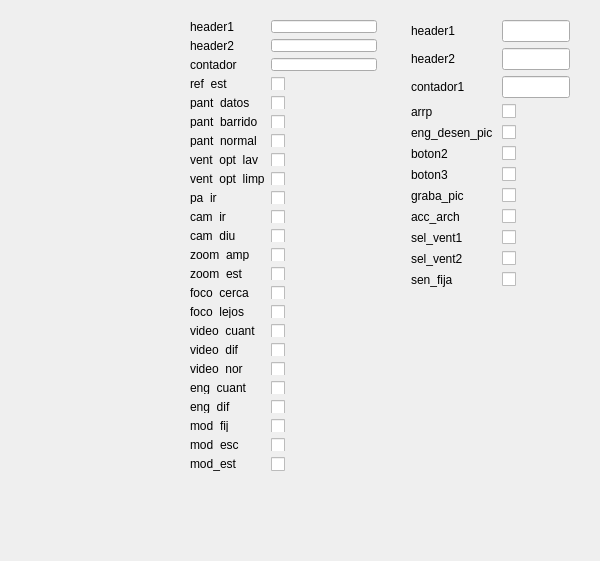
miglesias91/consola-seon, file simulador-comu/simuladorcomu.ui: the form before one commit.
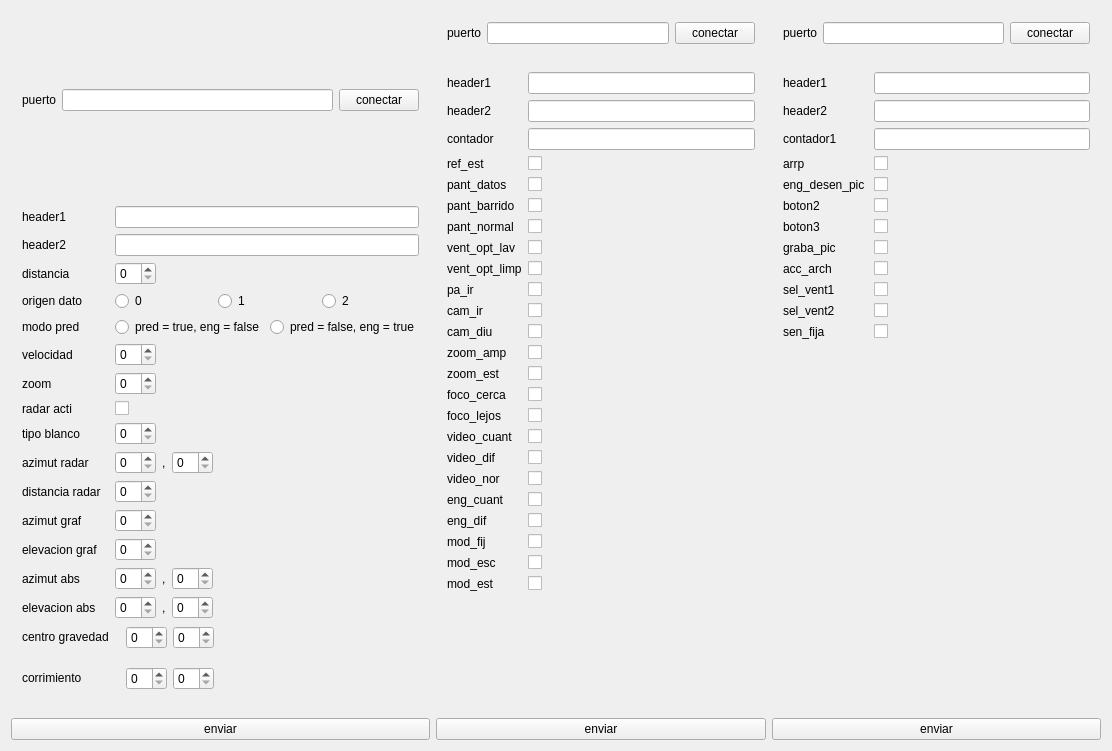
The form after the commit.

Commit message: cambios disenio simuladorcomu

Diff of the .ui file:
```diff
--- a/simulador-comu/simuladorcomu.ui
+++ b/simulador-comu/simuladorcomu.ui
@@ -6,33 +6,588 @@
    <rect>
     <x>0</x>
     <y>0</y>
-    <width>600</width>
-    <height>561</height>
+    <width>1112</width>
+    <height>751</height>
    </rect>
   </property>
   <property name="windowTitle">
    <string>simuladorcomu</string>
   </property>
-  <widget class="QWidget" name="formLayoutWidget">
-   <property name="geometry">
-    <rect>
-     <x>10</x>
-     <y>10</y>
-     <width>160</width>
-     <height>80</height>
-    </rect>
-   </property>
-   <layout class="QFormLayout" name="from_seon"/>
-  </widget>
-  <widget class="QWidget" name="">
-   <property name="geometry">
-    <rect>
-     <x>179</x>
-     <y>9</y>
-     <width>209</width>
-     <height>473</height>
-    </rect>
-   </property>
+  <layout class="QHBoxLayout" name="horizontalLayout_11">
+   <item>
+    <layout class="QVBoxLayout" name="verticalLayout">
+     <item>
+      <widget class="QWidget" name="widget_puerto_seon" native="true">
+       <layout class="QHBoxLayout" name="horizontalLayout_8">
+        <item>
+         <widget class="QLabel" name="label_3">
+          <property name="text">
+           <string>puerto</string>
+          </property>
+         </widget>
+        </item>
+        <item>
+         <widget class="QLineEdit" name="lineedit_puerto_seon"/>
+        </item>
+        <item>
+         <widget class="QPushButton" name="btn_conectar_seon">
+          <property name="text">
+           <string>conectar</string>
+          </property>
+         </widget>
+        </item>
+       </layout>
+      </widget>
+     </item>
+     <item>
+      <widget class="QWidget" name="form_seon" native="true">
+       <layout class="QFormLayout" name="from_seon">
+        <item row="1" column="0">
+         <widget class="QLabel" name="lbl_header1_seon">
+          <property name="text">
+           <string>header1</string>
+          </property>
+         </widget>
+        </item>
+        <item row="1" column="1">
+         <widget class="QLineEdit" name="lineedit_header1_seon"/>
+        </item>
+        <item row="2" column="0">
+         <widget class="QLabel" name="lbl_header_seon">
+          <property name="text">
+           <string>header2</string>
+          </property>
+         </widget>
+        </item>
+        <item row="2" column="1">
+         <widget class="QLineEdit" name="lineedit_header2_seon"/>
+        </item>
+        <item row="3" column="0">
+         <widget class="QLabel" name="lbl_distancia">
+          <property name="text">
+           <string>distancia</string>
+          </property>
+         </widget>
+        </item>
+        <item row="4" column="0">
+         <widget class="QLabel" name="lbl_origen_dato">
+          <property name="text">
+           <string>origen dato</string>
+          </property>
+         </widget>
+        </item>
+        <item row="5" column="0">
+         <widget class="QLabel" name="lbl_modo_pred">
+          <property name="text">
+           <string>modo pred</string>
+          </property>
+         </widget>
+        </item>
+        <item row="6" column="0">
+         <widget class="QLabel" name="lbl_velocidad">
+          <property name="text">
+           <string>velocidad</string>
+          </property>
+         </widget>
+        </item>
+        <item row="7" column="0">
+         <widget class="QLabel" name="lbl_zoom">
+          <property name="text">
+           <string>zoom</string>
+          </property>
+         </widget>
+        </item>
+        <item row="9" column="0">
+         <widget class="QLabel" name="lbl_header2_seon">
+          <property name="text">
+           <string>tipo blanco</string>
+          </property>
+         </widget>
+        </item>
+        <item row="10" column="0">
+         <widget class="QLabel" name="lbl_azimut_radar">
+          <property name="text">
+           <string>azimut radar</string>
+          </property>
+         </widget>
+        </item>
+        <item row="11" column="0">
+         <widget class="QLabel" name="lbl_dist_radar">
+          <property name="text">
+           <string>distancia radar</string>
+          </property>
+         </widget>
+        </item>
+        <item row="12" column="0">
+         <widget class="QLabel" name="lbl_azimut_graf">
+          <property name="text">
+           <string>azimut graf</string>
+          </property>
+         </widget>
+        </item>
+        <item row="13" column="0">
+         <widget class="QLabel" name="lbl_elevacion_graf">
+          <property name="text">
+           <string>elevacion graf</string>
+          </property>
+         </widget>
+        </item>
+        <item row="14" column="0">
+         <widget class="QLabel" name="lbl_azimut_abs">
+          <property name="text">
+           <string>azimut abs</string>
+          </property>
+         </widget>
+        </item>
+        <item row="15" column="0">
+         <widget class="QLabel" name="lbl_elevacion_abs">
+          <property name="text">
+           <string>elevacion abs</string>
+          </property>
+         </widget>
+        </item>
+        <item row="16" column="0">
+         <widget class="QLabel" name="lbl_centro_grav">
+          <property name="text">
+           <string>centro gravedad</string>
+          </property>
+         </widget>
+        </item>
+        <item row="17" column="0">
+         <widget class="QLabel" name="lbl_corrimiento">
+          <property name="text">
+           <string>corrimiento</string>
+          </property>
+         </widget>
+        </item>
+        <item row="15" column="1">
+         <widget class="QWidget" name="horizontalWidget_3" native="true">
+          <property name="sizePolicy">
+           <sizepolicy hsizetype="Maximum" vsizetype="Preferred">
+            <horstretch>0</horstretch>
+            <verstretch>0</verstretch>
+           </sizepolicy>
+          </property>
+          <property name="layoutDirection">
+           <enum>Qt::LeftToRight</enum>
+          </property>
+          <layout class="QHBoxLayout" name="horizontalLayout_3">
+           <property name="leftMargin">
+            <number>0</number>
+           </property>
+           <property name="topMargin">
+            <number>0</number>
+           </property>
+           <property name="rightMargin">
+            <number>0</number>
+           </property>
+           <property name="bottomMargin">
+            <number>0</number>
+           </property>
+           <item>
+            <widget class="QSpinBox" name="spin_elevacion_abs_entero">
+             <property name="sizePolicy">
+              <sizepolicy hsizetype="Maximum" vsizetype="Fixed">
+               <horstretch>0</horstretch>
+               <verstretch>0</verstretch>
+              </sizepolicy>
+             </property>
+            </widget>
+           </item>
+           <item>
+            <widget class="QLabel" name="label">
+             <property name="sizePolicy">
+              <sizepolicy hsizetype="Maximum" vsizetype="Preferred">
+               <horstretch>0</horstretch>
+               <verstretch>0</verstretch>
+              </sizepolicy>
+             </property>
+             <property name="text">
+              <string>,</string>
+             </property>
+            </widget>
+           </item>
+           <item>
+            <widget class="QSpinBox" name="spin_elevacion_abs_decimal">
+             <property name="sizePolicy">
+              <sizepolicy hsizetype="Maximum" vsizetype="Fixed">
+               <horstretch>0</horstretch>
+               <verstretch>0</verstretch>
+              </sizepolicy>
+             </property>
+            </widget>
+           </item>
+          </layout>
+         </widget>
+        </item>
+        <item row="16" column="1">
+         <widget class="QWidget" name="horizontalWidget_2" native="true">
+          <property name="sizePolicy">
+           <sizepolicy hsizetype="Maximum" vsizetype="Preferred">
+            <horstretch>0</horstretch>
+            <verstretch>0</verstretch>
+           </sizepolicy>
+          </property>
+          <layout class="QHBoxLayout" name="horizontalLayout_2">
+           <property name="topMargin">
+            <number>1</number>
+           </property>
+           <property name="rightMargin">
+            <number>1</number>
+           </property>
+           <item>
+            <widget class="QSpinBox" name="spin_centro_gravedad_x">
+             <property name="sizePolicy">
+              <sizepolicy hsizetype="Maximum" vsizetype="Fixed">
+               <horstretch>0</horstretch>
+               <verstretch>0</verstretch>
+              </sizepolicy>
+             </property>
+            </widget>
+           </item>
+           <item>
+            <widget class="QSpinBox" name="spin_centro_gravedad_y">
+             <property name="sizePolicy">
+              <sizepolicy hsizetype="Maximum" vsizetype="Fixed">
+               <horstretch>0</horstretch>
+               <verstretch>0</verstretch>
+              </sizepolicy>
+             </property>
+            </widget>
+           </item>
+          </layout>
+         </widget>
+        </item>
+        <item row="17" column="1">
+         <widget class="QWidget" name="horizontalWidget" native="true">
+          <property name="sizePolicy">
+           <sizepolicy hsizetype="Maximum" vsizetype="Preferred">
+            <horstretch>0</horstretch>
+            <verstretch>0</verstretch>
+           </sizepolicy>
+          </property>
+          <layout class="QHBoxLayout" name="horizontalLayout">
+           <property name="topMargin">
+            <number>1</number>
+           </property>
+           <property name="rightMargin">
+            <number>1</number>
+           </property>
+           <item>
+            <widget class="QSpinBox" name="spin_corrimiento_x">
+             <property name="sizePolicy">
+              <sizepolicy hsizetype="Maximum" vsizetype="Fixed">
+               <horstretch>0</horstretch>
+               <verstretch>0</verstretch>
+              </sizepolicy>
+             </property>
+            </widget>
+           </item>
+           <item>
+            <widget class="QSpinBox" name="spin_corrimiento_y">
+             <property name="sizePolicy">
+              <sizepolicy hsizetype="Maximum" vsizetype="Fixed">
+               <horstretch>0</horstretch>
+               <verstretch>0</verstretch>
+              </sizepolicy>
+             </property>
+            </widget>
+           </item>
+          </layout>
+         </widget>
+        </item>
+        <item row="14" column="1">
+         <widget class="QWidget" name="horizontalWidget_4" native="true">
+          <property name="sizePolicy">
+           <sizepolicy hsizetype="Maximum" vsizetype="Preferred">
+            <horstretch>0</horstretch>
+            <verstretch>0</verstretch>
+           </sizepolicy>
+          </property>
+          <property name="layoutDirection">
+           <enum>Qt::LeftToRight</enum>
+          </property>
+          <layout class="QHBoxLayout" name="horizontalLayout_4">
+           <property name="leftMargin">
+            <number>0</number>
+           </property>
+           <property name="topMargin">
+            <number>0</number>
+           </property>
+           <property name="rightMargin">
+            <number>0</number>
+           </property>
+           <property name="bottomMargin">
+            <number>0</number>
+           </property>
+           <item>
+            <widget class="QSpinBox" name="spin_azimut_abs_entero">
+             <property name="sizePolicy">
+              <sizepolicy hsizetype="Maximum" vsizetype="Fixed">
+               <horstretch>0</horstretch>
+               <verstretch>0</verstretch>
+              </sizepolicy>
+             </property>
+            </widget>
+           </item>
+           <item>
+            <widget class="QLabel" name="label_2">
+             <property name="sizePolicy">
+              <sizepolicy hsizetype="Maximum" vsizetype="Preferred">
+               <horstretch>0</horstretch>
+               <verstretch>0</verstretch>
+              </sizepolicy>
+             </property>
+             <property name="text">
+              <string>,</string>
+             </property>
+            </widget>
+           </item>
+           <item>
+            <widget class="QSpinBox" name="spin_azimut_abs_decimal">
+             <property name="sizePolicy">
+              <sizepolicy hsizetype="Maximum" vsizetype="Fixed">
+               <horstretch>0</horstretch>
+               <verstretch>0</verstretch>
+              </sizepolicy>
+             </property>
+            </widget>
+           </item>
+          </layout>
+         </widget>
+        </item>
+        <item row="10" column="1">
+         <widget class="QWidget" name="horizontalWidget_6" native="true">
+          <property name="sizePolicy">
+           <sizepolicy hsizetype="Maximum" vsizetype="Preferred">
+            <horstretch>0</horstretch>
+            <verstretch>0</verstretch>
+           </sizepolicy>
+          </property>
+          <property name="layoutDirection">
+           <enum>Qt::LeftToRight</enum>
+          </property>
+          <layout class="QHBoxLayout" name="horizontalLayout_6">
+           <property name="leftMargin">
+            <number>0</number>
+           </property>
+           <property name="topMargin">
+            <number>0</number>
+           </property>
+           <property name="rightMargin">
+            <number>0</number>
+           </property>
+           <property name="bottomMargin">
+            <number>0</number>
+           </property>
+           <item>
+            <widget class="QSpinBox" name="spin_azimut_radar_entero">
+             <property name="sizePolicy">
+              <sizepolicy hsizetype="Maximum" vsizetype="Fixed">
+               <horstretch>0</horstretch>
+               <verstretch>0</verstretch>
+              </sizepolicy>
+             </property>
+            </widget>
+           </item>
+           <item>
+            <widget class="QLabel" name="label_4">
+             <property name="sizePolicy">
+              <sizepolicy hsizetype="Maximum" vsizetype="Preferred">
+               <horstretch>0</horstretch>
+               <verstretch>0</verstretch>
+              </sizepolicy>
+             </property>
+             <property name="text">
+              <string>,</string>
+             </property>
+            </widget>
+           </item>
+           <item>
+            <widget class="QSpinBox" name="spin_azimut_radar_decimal">
+             <property name="sizePolicy">
+              <sizepolicy hsizetype="Maximum" vsizetype="Fixed">
+               <horstretch>0</horstretch>
+               <verstretch>0</verstretch>
+              </sizepolicy>
+             </property>
+            </widget>
+           </item>
+          </layout>
+         </widget>
+        </item>
+        <item row="11" column="1">
+         <widget class="QSpinBox" name="spin_distancia_radar">
+          <property name="sizePolicy">
+           <sizepolicy hsizetype="Maximum" vsizetype="Fixed">
+            <horstretch>0</horstretch>
+            <verstretch>0</verstretch>
+           </sizepolicy>
+          </property>
+         </widget>
+        </item>
+        <item row="12" column="1">
+         <widget class="QSpinBox" name="spin_azimut_graf">
+          <property name="sizePolicy">
+           <sizepolicy hsizetype="Maximum" vsizetype="Fixed">
+            <horstretch>0</horstretch>
+            <verstretch>0</verstretch>
+           </sizepolicy>
+          </property>
+         </widget>
+        </item>
+        <item row="13" column="1">
+         <widget class="QSpinBox" name="spin_elevacion_graf">
+          <property name="sizePolicy">
+           <sizepolicy hsizetype="Maximum" vsizetype="Fixed">
+            <horstretch>0</horstretch>
+            <verstretch>0</verstretch>
+           </sizepolicy>
+          </property>
+         </widget>
+        </item>
+        <item row="9" column="1">
+         <widget class="QSpinBox" name="spin_tipo_blanco">
+          <property name="sizePolicy">
+           <sizepolicy hsizetype="Maximum" vsizetype="Fixed">
+            <horstretch>0</horstretch>
+            <verstretch>0</verstretch>
+           </sizepolicy>
+          </property>
+         </widget>
+        </item>
+        <item row="8" column="0">
+         <widget class="QLabel" name="lbl_radar_act">
+          <property name="text">
+           <string>radar acti</string>
+          </property>
+         </widget>
+        </item>
+        <item row="8" column="1">
+         <widget class="QCheckBox" name="checkbox_radar_acti">
+          <property name="text">
+           <string/>
+          </property>
+         </widget>
+        </item>
+        <item row="7" column="1">
+         <widget class="QSpinBox" name="spin_zoom">
+          <property name="sizePolicy">
+           <sizepolicy hsizetype="Maximum" vsizetype="Fixed">
+            <horstretch>0</horstretch>
+            <verstretch>0</verstretch>
+           </sizepolicy>
+          </property>
+         </widget>
+        </item>
+        <item row="6" column="1">
+         <widget class="QSpinBox" name="spin_velocidad">
+          <property name="sizePolicy">
+           <sizepolicy hsizetype="Maximum" vsizetype="Fixed">
+            <horstretch>0</horstretch>
+            <verstretch>0</verstretch>
+           </sizepolicy>
+          </property>
+         </widget>
+        </item>
+        <item row="5" column="1">
+         <layout class="QHBoxLayout" name="horizontalLayout_5">
+          <item>
+           <widget class="QRadioButton" name="radiobut_modo_pred_0">
+            <property name="text">
+             <string>pred = true, eng = false</string>
+            </property>
+           </widget>
+          </item>
+          <item>
+           <widget class="QRadioButton" name="radiobut_modo_pred_1">
+            <property name="text">
+             <string>pred = false, eng = true</string>
+            </property>
+           </widget>
+          </item>
+         </layout>
+        </item>
+        <item row="4" column="1">
+         <layout class="QHBoxLayout" name="horizontalLayout_7">
+          <item>
+           <widget class="QRadioButton" name="radiobut_origen_dato_0">
+            <property name="text">
+             <string>0</string>
+            </property>
+           </widget>
+          </item>
+          <item>
+           <widget class="QRadioButton" name="radiobut_origen_dato_1">
+            <property name="text">
+             <string>1</string>
+            </property>
+           </widget>
+          </item>
+          <item>
+           <widget class="QRadioButton" name="radiobut_origen_dato_2">
+            <property name="text">
+             <string>2</string>
+            </property>
+           </widget>
+          </item>
+         </layout>
+        </item>
+        <item row="3" column="1">
+         <widget class="QSpinBox" name="spin_distancia">
+          <property name="sizePolicy">
+           <sizepolicy hsizetype="Maximum" vsizetype="Fixed">
+            <horstretch>0</horstretch>
+            <verstretch>0</verstretch>
+           </sizepolicy>
+          </property>
+         </widget>
+        </item>
+       </layout>
+      </widget>
+     </item>
+     <item>
+      <widget class="QPushButton" name="btn_enviar_seon">
+       <property name="text">
+        <string>enviar</string>
+       </property>
+      </widget>
+     </item>
+    </layout>
+   </item>
+   <item>
+    <layout class="QVBoxLayout" name="verticalLayout_2">
+     <item>
+      <widget class="QWidget" name="widget_puerto_botonera" native="true">
+       <property name="sizePolicy">
+        <sizepolicy hsizetype="Preferred" vsizetype="Maximum">
+         <horstretch>0</horstretch>
+         <verstretch>0</verstretch>
+        </sizepolicy>
+       </property>
+       <layout class="QHBoxLayout" name="horizontalLayout_10">
+        <item>
+         <widget class="QLabel" name="label_6">
+          <property name="text">
+           <string>puerto</string>
+          </property>
+         </widget>
+        </item>
+        <item>
+         <widget class="QLineEdit" name="lineedit_puerto_botonera"/>
+        </item>
+        <item>
+         <widget class="QPushButton" name="btn_conectar_botonera">
+          <property name="text">
+           <string>conectar</string>
+          </property>
+         </widget>
+        </item>
+       </layout>
+      </widget>
+     </item>
+     <item>
+      <widget class="QWidget" name="from_botonera" native="true">
    <layout class="QFormLayout" name="form_botonera">
     <item row="0" column="0">
      <widget class="QLabel" name="lbl_header1">
@@ -280,15 +835,49 @@
     </item>
    </layout>
   </widget>
-  <widget class="QWidget" name="">
-   <property name="geometry">
-    <rect>
-     <x>400</x>
-     <y>9</y>
-     <width>181</width>
-     <height>471</height>
-    </rect>
-   </property>
+     </item>
+     <item>
+      <widget class="QPushButton" name="btn_enviar_botonera">
+       <property name="text">
+        <string>enviar</string>
+       </property>
+      </widget>
+     </item>
+    </layout>
+   </item>
+   <item>
+    <layout class="QVBoxLayout" name="verticalLayout_3">
+     <item>
+      <widget class="QWidget" name="widget_puerto_pupitre" native="true">
+       <property name="sizePolicy">
+        <sizepolicy hsizetype="Preferred" vsizetype="Maximum">
+         <horstretch>0</horstretch>
+         <verstretch>0</verstretch>
+        </sizepolicy>
+       </property>
+       <layout class="QHBoxLayout" name="horizontalLayout_9">
+        <item>
+         <widget class="QLabel" name="label_5">
+          <property name="text">
+           <string>puerto</string>
+          </property>
+         </widget>
+        </item>
+        <item>
+         <widget class="QLineEdit" name="lineedit_puerto_pupitre"/>
+        </item>
+        <item>
+         <widget class="QPushButton" name="btn_conectar_pupitre">
+          <property name="text">
+           <string>conectar</string>
+          </property>
+         </widget>
+        </item>
+       </layout>
+      </widget>
+     </item>
+     <item>
+      <widget class="QWidget" name="from_pupitre_2" native="true">
    <layout class="QFormLayout" name="from_pupitre">
     <item row="0" column="0">
      <widget class="QLabel" name="lbl_header1_pupitre">
@@ -448,6 +1037,21 @@
     </item>
    </layout>
   </widget>
+     </item>
+     <item>
+      <widget class="QPushButton" name="btn_enviar_pupitre">
+       <property name="text">
+        <string>enviar</string>
+       </property>
+      </widget>
+     </item>
+    </layout>
+   </item>
+  </layout>
+  <zorder>verticalLayoutWidget</zorder>
+  <zorder>label_6</zorder>
+  <zorder>verticalLayoutWidget_2</zorder>
+  <zorder>verticalLayoutWidget_3</zorder>
  </widget>
  <layoutdefault spacing="6" margin="11"/>
  <resources/>
```
Left out of the diff: 4 changed lines with no effect on the pictures. Lines whose indentation alone changed are shown as unchanged.
